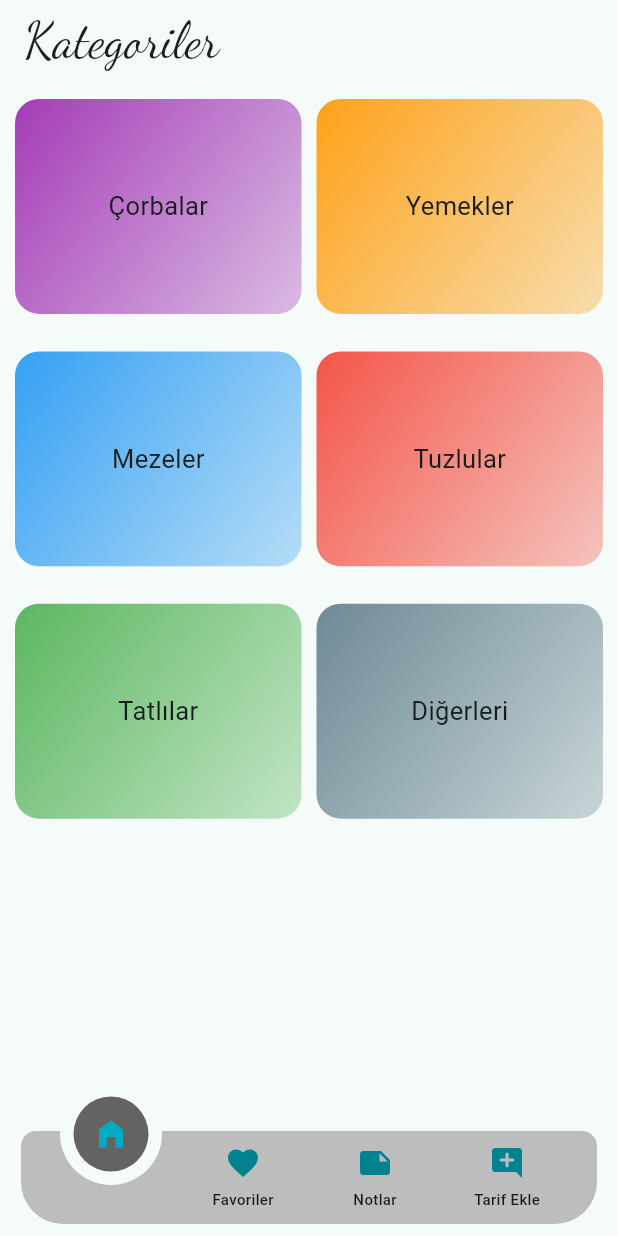
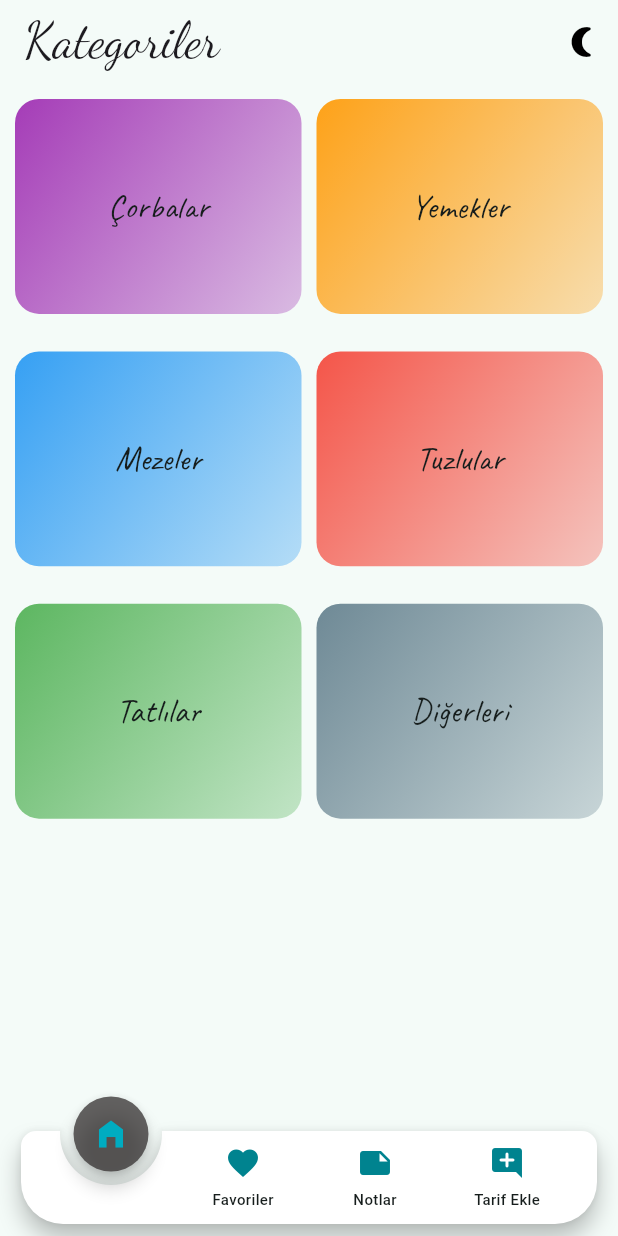
Before and after one commit to NihanErtug/meals_app, a Flutter app: the screen it shows after launch, on a phone screen of 412 x 824 dp. Run offline on Flutter 3.47's test engine with Material 3 defaults, Android fonts, the phone set to English and light mode, and no system bars; drawn by our look-alikes of animated_notch_bottom_bar; our stand-ins replace cloud_firestore, firebase_core, flutter_riverpod, google_fonts, shared_preferences; accounts and stored records are empty; generated files the repository leaves out were written again.

Commit message:
son güncellemeler

```diff
--- a/lib/main.dart
+++ b/lib/main.dart
@@ -1,3 +1,4 @@
+import 'package:animated_notch_bottom_bar/animated_notch_bottom_bar/animated_notch_bottom_bar.dart';
 import 'package:firebase_core/firebase_core.dart';
 import 'package:flutter/material.dart';
 
@@ -5,31 +6,78 @@ import 'package:google_fonts/google_fonts.dart';
 import 'package:meals_app/firebase_options.dart';
 
 import 'package:flutter_riverpod/flutter_riverpod.dart';
+import 'package:meals_app/providers/theme_notifier.dart';
 
 import 'package:meals_app/screens/splash_screen.dart';
 
-final theme = ThemeData(
+/* final theme = ThemeData(
     appBarTheme: AppBarTheme(
         titleTextStyle: GoogleFonts.dancingScript(
             textStyle:
                 ThemeData().textTheme.headlineLarge?.copyWith(fontSize: 33))),
     useMaterial3: true,
     colorScheme: ColorScheme.fromSeed(
-      //brightness: Brightness.dark, //dark, light, values
+      brightness: Brightness.dark, //dark, light, values
       seedColor: Colors.teal,
-    ));
+    )); */
+
+final lightTheme = ThemeData(
+  appBarTheme: AppBarTheme(
+    foregroundColor: Colors.black,
+    titleTextStyle: GoogleFonts.dancingScript(
+      textStyle:
+          ThemeData.light().textTheme.headlineLarge?.copyWith(fontSize: 33),
+    ),
+  ),
+  useMaterial3: true,
+  colorScheme: ColorScheme.fromSeed(
+      seedColor: Colors.teal, brightness: Brightness.light),
+);
+
+final darkTheme = ThemeData(
+  appBarTheme: AppBarTheme(
+    foregroundColor: Colors.white,
+    titleTextStyle: GoogleFonts.dancingScript(
+      textStyle:
+          ThemeData.dark().textTheme.headlineLarge?.copyWith(fontSize: 33),
+    ),
+  ),
+  useMaterial3: true,
+  colorScheme:
+      ColorScheme.fromSeed(seedColor: Colors.teal, brightness: Brightness.dark),
+);
 
 void main() async {
   WidgetsFlutterBinding.ensureInitialized();
 
   await Firebase.initializeApp(options: DefaultFirebaseOptions.currentPlatform);
 
+  final themeNotifier = ThemeNotifier();
+  await themeNotifier.loadThemePreferences();
+
   runApp(
     ProviderScope(
-      child: MaterialApp(
-          debugShowCheckedModeBanner: false,
-          theme: theme,
-          home: const SplashScreen()),
+      overrides: [
+        themeProvider.overrideWith((ref) => themeNotifier),
+      ],
+      child: const MyApp(),
     ),
   );
 }
+
+class MyApp extends ConsumerWidget {
+  const MyApp({Key? key}) : super(key: key);
+
+  @override
+  Widget build(BuildContext context, WidgetRef ref) {
+    final themeMode = ref.watch(themeProvider);
+
+    return MaterialApp(
+      debugShowCheckedModeBanner: false,
+      theme: lightTheme,
+      darkTheme: darkTheme,
+      themeMode: themeMode,
+      home: SplashScreen(),
+    );
+  }
+}
--- a/lib/screens/categories.dart
+++ b/lib/screens/categories.dart
@@ -1,22 +1,24 @@
 import 'package:animated_notch_bottom_bar/animated_notch_bottom_bar/animated_notch_bottom_bar.dart';
 import 'package:flutter/material.dart';
+import 'package:flutter_riverpod/flutter_riverpod.dart';
 
 import 'package:meals_app/data/category_data.dart';
 
 import 'package:meals_app/models/category.dart';
+import 'package:meals_app/providers/theme_notifier.dart';
 
 import 'package:meals_app/screens/meals.dart';
 import 'package:meals_app/widgets/category_card.dart';
 
-class Categories extends StatefulWidget {
+class Categories extends ConsumerStatefulWidget {
   final NotchBottomBarController? controller;
   const Categories({super.key, this.controller});
 
   @override
-  State<Categories> createState() => _CategoriesState();
+  ConsumerState<Categories> createState() => _CategoriesState();
 }
 
-class _CategoriesState extends State<Categories> {
+class _CategoriesState extends ConsumerState<Categories> {
   void _changeScreen(Category c, BuildContext context) {
     Navigator.of(context).push(
       MaterialPageRoute(
@@ -29,11 +31,25 @@ class _CategoriesState extends State<Categories> {
   Widget build(BuildContext context) {
     const List<Category> categoryList = categories;
 
+    final themeMode = ref.watch(themeProvider);
+
     return Scaffold(
       appBar: AppBar(
         title: Text(
           "Kategoriler",
         ),
+        actions: [
+          IconButton(
+              icon: Icon(
+                ref.watch(themeProvider) == ThemeMode.light
+                    ? Icons.nightlight_round
+                    : Icons.wb_sunny,
+              ),
+              onPressed: () {
+                final themeNotifier = ref.read(themeProvider.notifier);
+                themeNotifier.toggleTheme(themeMode != ThemeMode.dark);
+              }),
+        ],
       ),
       body: SafeArea(
         child: GridView(
--- a/lib/screens/homepage.dart
+++ b/lib/screens/homepage.dart
@@ -1,9 +1,10 @@
 import 'package:animated_notch_bottom_bar/animated_notch_bottom_bar/animated_notch_bottom_bar.dart';
 import 'package:flutter/material.dart';
+import 'package:meals_app/notes/meal_notes_page.dart';
+
 import 'package:meals_app/screens/add_recipe_page.dart';
 import 'package:meals_app/screens/categories.dart';
 import 'package:meals_app/screens/favorites.dart';
-import 'package:meals_app/screens/meal_notes_page.dart';
 
 class HomePage extends StatefulWidget {
   const HomePage({super.key});
@@ -64,7 +65,7 @@ class _HomePageState extends State<HomePage> {
       bottomNavigationBar: (bottomBarPages.length <= maxCount)
           ? AnimatedNotchBottomBar(
               notchBottomBarController: _controller,
-              color: Colors.grey.shade400,
+              color: Theme.of(context).colorScheme.onPrimary,
               showLabel: true,
               textOverflow: TextOverflow.visible,
               maxLine: 1,
@@ -73,7 +74,7 @@ class _HomePageState extends State<HomePage> {
               notchColor: const Color.fromARGB(192, 53, 49, 49),
               removeMargins: false,
               bottomBarWidth: 500,
-              showShadow: false,
+              showShadow: true,
               durationInMilliSeconds: 300,
               itemLabelStyle:
                   const TextStyle(fontSize: 10, fontWeight: FontWeight.w500),
--- a/lib/widgets/category_card.dart
+++ b/lib/widgets/category_card.dart
@@ -36,8 +36,7 @@ class CategoryCard extends StatelessWidget {
         child: Center(
           child: Text(
             category.name,
-            style: GoogleFonts.protestRevolution(
-                textStyle: TextStyle(fontSize: 17)),
+            style: GoogleFonts.caveat(textStyle: TextStyle(fontSize: 22)),
           ),
         ),
       ),
--- a/pubspec.yaml
+++ b/pubspec.yaml
@@ -20,6 +20,7 @@ dependencies:
   icons_launcher: ^3.0.0
   google_fonts: ^6.2.1
   flutter_native_splash: ^2.4.3
+  shared_preferences: ^2.3.3
 
 
 
```
Also changed, not shown: lib/models/meal.dart (+5 -5 lines), lib/notes/create_note_page.dart (renamed from lib/screens/create_note_page.dart, +10 -7 lines), lib/notes/meal_notes_page.dart (renamed from lib/backup/backup_meal_notes_page.dart, +6 -4 lines), lib/providers/notes_provider.dart (deleted, +0 -37 lines), lib/providers/theme_notifier.dart (added, +24 -0 lines), lib/screens/add_recipe_page.dart (+26 -5 lines), lib/screens/edit_recipe_page.dart (+63 -3 lines), lib/screens/favorites.dart (+17 -8 lines), lib/screens/meal_detail.dart (+29 -15 lines), lib/screens/meal_notes_page.dart (deleted, +0 -201 lines), lib/notes/notes_provider.dart (renamed from lib/backup/backup_notes_provider.dart), pubspec.lock, 2 other files.
